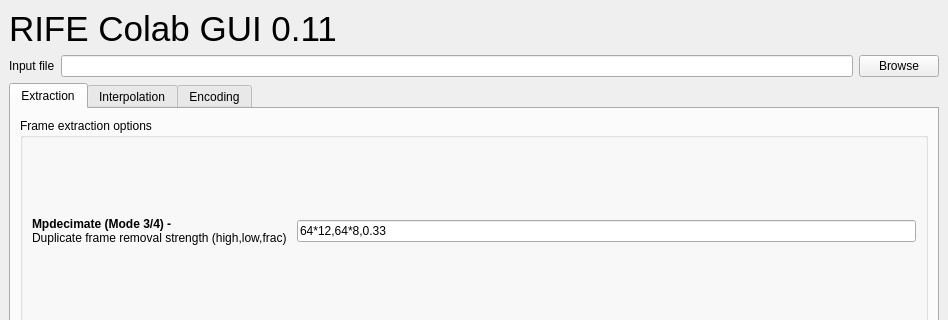
Before: the Qt Designer form main_gui.ui in HeylonNHP/RIFE-Colab, drawn with Qt 5; both pictures show x 0 to 948 and y 0 to 320 of the 948 by 646 pixel window.
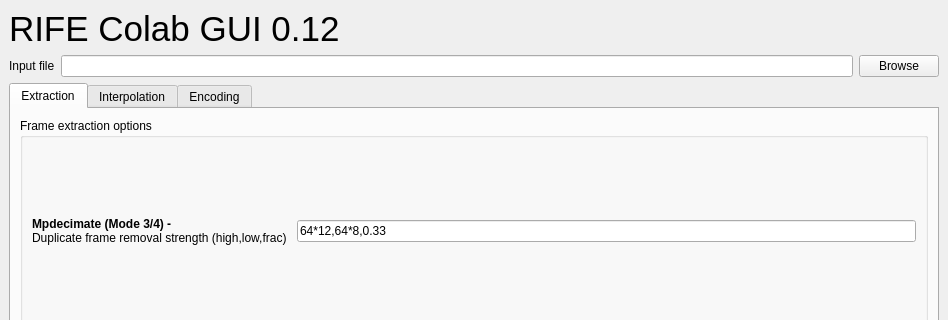
After: the same form once the commit is applied.

Commit message: Update RIFE submodule

Patch:
```diff
--- a/main_gui.ui
+++ b/main_gui.ui
@@ -7,7 +7,7 @@
     <x>0</x>
     <y>0</y>
     <width>948</width>
-    <height>609</height>
+    <height>638</height>
    </rect>
   </property>
   <property name="windowTitle">
@@ -37,7 +37,7 @@
          </font>
         </property>
         <property name="text">
-         <string>&lt;html&gt;&lt;head/&gt;&lt;body&gt;&lt;p&gt;RIFE Colab GUI 0.11&lt;/p&gt;&lt;/body&gt;&lt;/html&gt;</string>
+         <string>&lt;html&gt;&lt;head/&gt;&lt;body&gt;&lt;p&gt;RIFE Colab GUI 0.12&lt;/p&gt;&lt;/body&gt;&lt;/html&gt;</string>
         </property>
        </widget>
       </item>
```
The commit also changes 1 other file.
